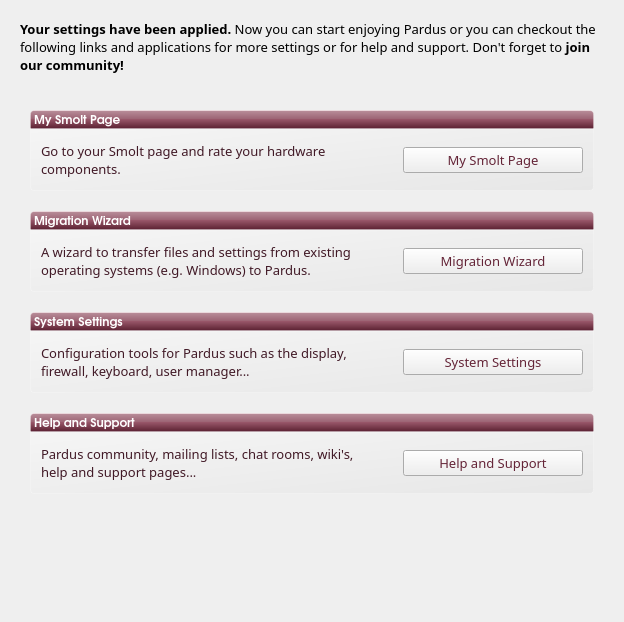
First picture: the form in kde/kaptan/src/gui/goodbyeWidget.ui, repository pars-linux/uludag, before the edit.
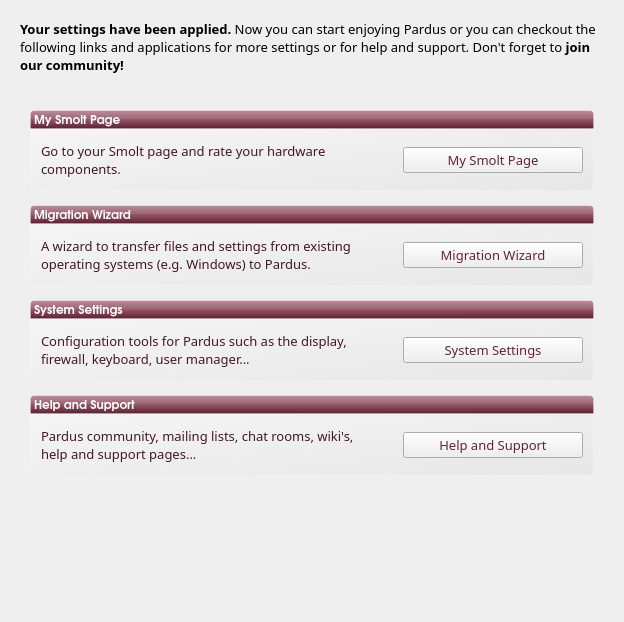
Second picture: the form after the edit.

What changed in the file:
```diff
--- a/kde/kaptan/src/gui/goodbyeWidget.ui
+++ b/kde/kaptan/src/gui/goodbyeWidget.ui
@@ -92,10 +92,15 @@
       </property>
       <layout class="QVBoxLayout" name="verticalLayout">
        <property name="spacing">
-        <number>0</number>
+        <number>14</number>
        </property>
        <property name="margin">
         <number>10</number>
+       </property>
+       <item>
+        <layout class="QVBoxLayout" name="verticalLayout_2">
+         <property name="spacing">
+          <number>0</number>
        </property>
        <item>
         <widget class="QLabel" name="label">
@@ -249,22 +254,13 @@
          </layout>
         </widget>
        </item>
-       <item>
-        <spacer name="verticalSpacer_7">
-         <property name="orientation">
-          <enum>Qt::Vertical</enum>
-         </property>
-         <property name="sizeType">
-          <enum>QSizePolicy::Fixed</enum>
-         </property>
-         <property name="sizeHint" stdset="0">
-          <size>
-           <width>20</width>
-           <height>20</height>
-          </size>
-         </property>
-        </spacer>
+        </layout>
        </item>
+       <item>
+        <layout class="QVBoxLayout" name="verticalLayout_3">
+         <property name="spacing">
+          <number>0</number>
+         </property>
        <item>
         <widget class="QLabel" name="label_2">
          <property name="font">
@@ -417,22 +413,13 @@
          </layout>
         </widget>
        </item>
-       <item>
-        <spacer name="verticalSpacer_8">
-         <property name="orientation">
-          <enum>Qt::Vertical</enum>
-         </property>
-         <property name="sizeType">
-          <enum>QSizePolicy::Fixed</enum>
-         </property>
-         <property name="sizeHint" stdset="0">
-          <size>
-           <width>20</width>
-           <height>20</height>
-          </size>
-         </property>
-        </spacer>
+        </layout>
        </item>
+       <item>
+        <layout class="QVBoxLayout" name="verticalLayout_4">
+         <property name="spacing">
+          <number>0</number>
+         </property>
        <item>
         <widget class="QLabel" name="label_3">
          <property name="font">
@@ -585,22 +572,13 @@
          </layout>
         </widget>
        </item>
-       <item>
-        <spacer name="verticalSpacer_9">
-         <property name="orientation">
-          <enum>Qt::Vertical</enum>
-         </property>
-         <property name="sizeType">
-          <enum>QSizePolicy::Fixed</enum>
-         </property>
-         <property name="sizeHint" stdset="0">
-          <size>
-           <width>20</width>
-           <height>20</height>
-          </size>
-         </property>
-        </spacer>
+        </layout>
        </item>
+       <item>
+        <layout class="QVBoxLayout" name="verticalLayout_5">
+         <property name="spacing">
+          <number>0</number>
+         </property>
        <item>
         <widget class="QLabel" name="label_4">
          <property name="font">
@@ -745,15 +723,20 @@
          </layout>
         </widget>
        </item>
+        </layout>
+       </item>
        <item>
         <spacer name="verticalSpacer">
          <property name="orientation">
           <enum>Qt::Vertical</enum>
          </property>
+         <property name="sizeType">
+          <enum>QSizePolicy::Expanding</enum>
+         </property>
          <property name="sizeHint" stdset="0">
           <size>
            <width>20</width>
-           <height>40</height>
+           <height>0</height>
           </size>
          </property>
         </spacer>
```
Lines whose indentation alone changed are shown as unchanged.
